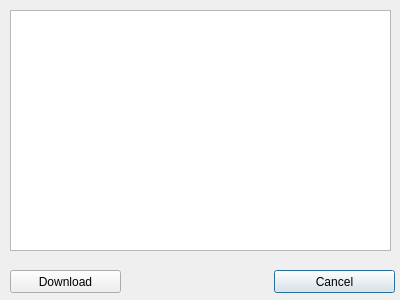
Before: the Qt Designer form LAWRENTIAN/LuD/copyhistorywindow.ui in pyridine/LAWRENTIAN, drawn with Qt 5.
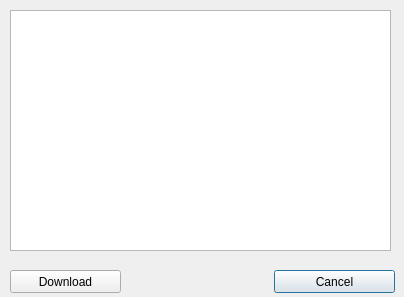
After: the same form once the commit is applied.

What changed in the file:
```diff
--- a/LAWRENTIAN/LuD/copyhistorywindow.ui
+++ b/LAWRENTIAN/LuD/copyhistorywindow.ui
@@ -6,8 +6,8 @@
    <rect>
     <x>0</x>
     <y>0</y>
-    <width>400</width>
-    <height>300</height>
+    <width>404</width>
+    <height>297</height>
    </rect>
   </property>
   <property name="windowTitle">
```
